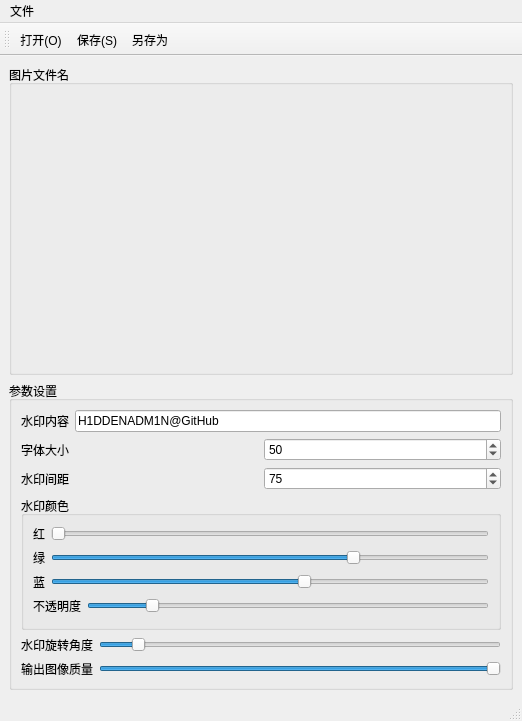
Old version of the form src/gui/marker.ui in the repository H1DDENADM1N/watermarker.
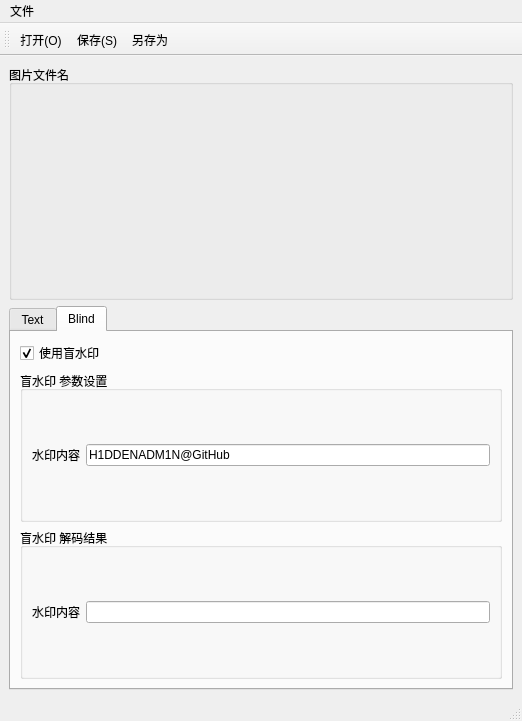
New version of the form. The open tabs and pages were chosen to show the change.

Commit message: 增加盲水印界面

```diff
--- a/src/gui/marker.ui
+++ b/src/gui/marker.ui
@@ -14,7 +14,7 @@
    <string>图片打水印</string>
   </property>
   <widget class="QWidget" name="centralwidget">
-   <layout class="QVBoxLayout" name="verticalLayout_4">
+   <layout class="QVBoxLayout" name="verticalLayout_6">
     <item>
      <widget class="QGroupBox" name="groupBox_pic">
       <property name="title">
@@ -38,9 +38,35 @@
      </widget>
     </item>
     <item>
+     <widget class="QTabWidget" name="tabWidget">
+      <property name="sizePolicy">
+       <sizepolicy hsizetype="Expanding" vsizetype="Minimum">
+        <horstretch>0</horstretch>
+        <verstretch>0</verstretch>
+       </sizepolicy>
+      </property>
+      <property name="currentIndex">
+       <number>0</number>
+      </property>
+      <widget class="QWidget" name="Text">
+       <attribute name="title">
+        <string>Text</string>
+       </attribute>
+       <layout class="QVBoxLayout" name="verticalLayout_4">
+        <item>
+         <widget class="QCheckBox" name="checkBox_text">
+          <property name="text">
+           <string>使用文字水印</string>
+          </property>
+          <property name="checked">
+           <bool>true</bool>
+          </property>
+         </widget>
+        </item>
+        <item>
      <widget class="QGroupBox" name="groupBox_config">
       <property name="title">
-       <string>参数设置</string>
+           <string>文字水印 参数设置</string>
       </property>
       <layout class="QVBoxLayout" name="verticalLayout_3">
        <item>
@@ -263,6 +289,84 @@
         </layout>
        </item>
       </layout>
+         </widget>
+        </item>
+       </layout>
+      </widget>
+      <widget class="QWidget" name="Blind">
+       <attribute name="title">
+        <string>Blind</string>
+       </attribute>
+       <layout class="QVBoxLayout" name="verticalLayout_5">
+        <item>
+         <widget class="QCheckBox" name="checkBox_blind">
+          <property name="text">
+           <string>使用盲水印</string>
+          </property>
+          <property name="checked">
+           <bool>true</bool>
+          </property>
+         </widget>
+        </item>
+        <item>
+         <widget class="QGroupBox" name="groupBox_blind_config">
+          <property name="title">
+           <string>盲水印 参数设置</string>
+          </property>
+          <layout class="QVBoxLayout" name="verticalLayout_7">
+           <item>
+            <layout class="QHBoxLayout" name="horizontalLayout">
+             <item>
+              <widget class="QLabel" name="label_blind_text">
+               <property name="text">
+                <string>水印内容</string>
+               </property>
+              </widget>
+             </item>
+             <item>
+              <widget class="QLineEdit" name="lineEdit_blind_text">
+               <property name="text">
+                <string>H1DDENADM1N@GitHub</string>
+               </property>
+               <property name="placeholderText">
+                <string>H1DDENADM1N@GitHub</string>
+               </property>
+              </widget>
+             </item>
+            </layout>
+           </item>
+          </layout>
+         </widget>
+        </item>
+        <item>
+         <widget class="QGroupBox" name="groupBox_blind_decode">
+          <property name="title">
+           <string>盲水印 解码结果</string>
+          </property>
+          <layout class="QVBoxLayout" name="verticalLayout_8">
+           <item>
+            <layout class="QHBoxLayout" name="horizontalLayout_2">
+             <item>
+              <widget class="QLabel" name="label_decode_blind_text">
+               <property name="text">
+                <string>水印内容</string>
+               </property>
+              </widget>
+             </item>
+             <item>
+              <widget class="QLineEdit" name="lineEdit_decode_blind_text">
+               <property name="readOnly">
+                <bool>true</bool>
+               </property>
+              </widget>
+             </item>
+            </layout>
+           </item>
+          </layout>
+         </widget>
+        </item>
+       </layout>
+      </widget>
      </widget>
     </item>
    </layout>
```
Lines whose indentation alone changed are shown as unchanged. The commit also changes 6 other files.
